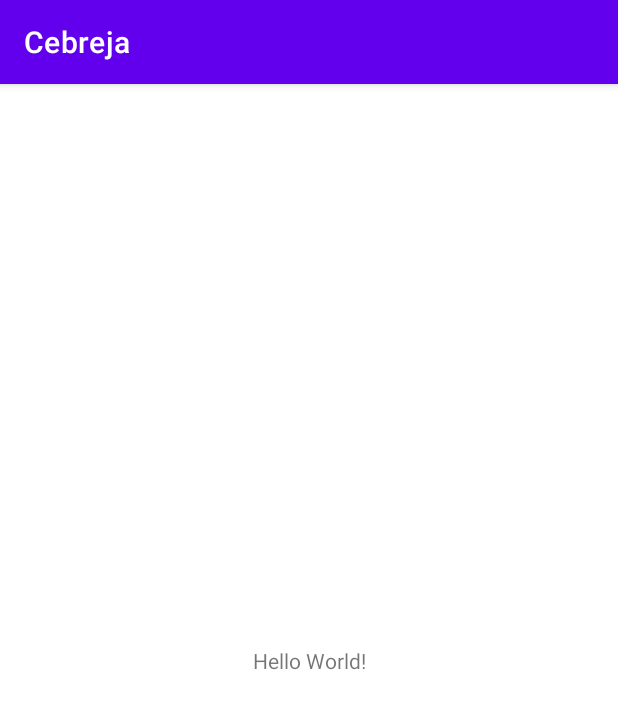
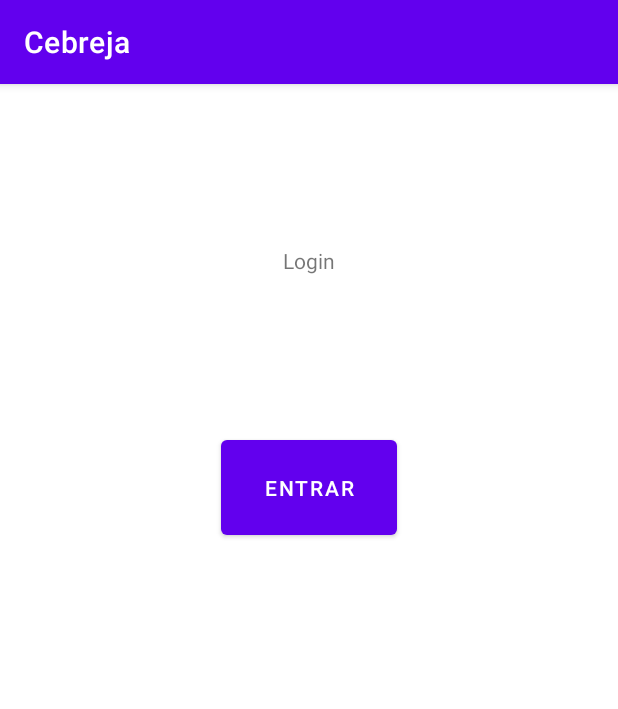
Before and after one commit to Saulo2706/Cebreja, an Android app: the screen it shows after launch (MainActivity), on a phone screen of 412 x 824 dp. Shown: the top 709 px of the screen. Run offline under Robolectric (Android 15) with nearby library versions, the phone set to English and light mode, and no system bars.

Commit message:
First Screen

```diff
--- a/app/src/main/res/layout/activity_main.xml
+++ b/app/src/main/res/layout/activity_main.xml
@@ -7,12 +7,25 @@
     tools:context=".MainActivity">
 
     <TextView
+        android:id="@+id/textLogin"
         android:layout_width="wrap_content"
         android:layout_height="wrap_content"
-        android:text="Hello World!"
-        app:layout_constraintBottom_toBottomOf="parent"
-        app:layout_constraintLeft_toLeftOf="parent"
-        app:layout_constraintRight_toRightOf="parent"
+        android:layout_marginStart="8dp"
+        android:layout_marginTop="108dp"
+        android:layout_marginEnd="8dp"
+        android:text="@string/textLogin"
+        app:layout_constraintEnd_toEndOf="parent"
+        app:layout_constraintStart_toStartOf="parent"
         app:layout_constraintTop_toTopOf="parent" />
 
+    <Button
+        android:id="@+id/button"
+        android:layout_width="117dp"
+        android:layout_height="75dp"
+        android:layout_marginTop="104dp"
+        android:text="@string/button"
+        app:layout_constraintEnd_toEndOf="parent"
+        app:layout_constraintStart_toStartOf="parent"
+        app:layout_constraintTop_toBottomOf="@+id/textLogin" />
+
 </androidx.constraintlayout.widget.ConstraintLayout>
--- a/app/src/main/res/values/strings.xml
+++ b/app/src/main/res/values/strings.xml
@@ -1,3 +1,5 @@
 <resources>
     <string name="app_name">Cebreja</string>
+    <string name="textLogin">Login</string>
+    <string name="button">Entrar</string>
 </resources>
```
